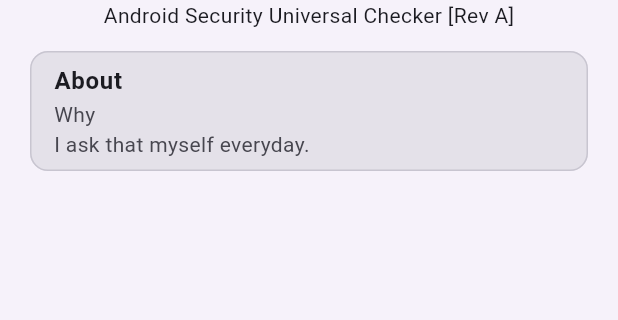
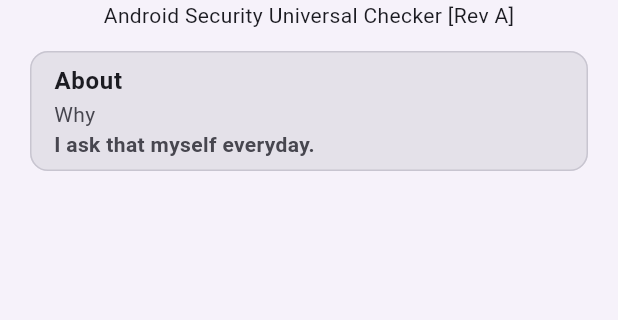
Before and after one commit to xjunko/misato, a Flutter app: the AboutRoute screen opened by its route, on a phone screen of 412 x 824 dp, the part 60-380 px from its top. Run offline on Flutter 3.47's test engine with Material 3 defaults, Android fonts, the phone set to English and light mode, and no system bars; our stand-ins replace device_info_plus, package_info_plus; missing offline and left inert: installed_apps.

```diff
--- a/src/lib/pages/about.dart
+++ b/src/lib/pages/about.dart
@@ -40,7 +40,8 @@ class _AboutRouteState extends State<AboutRoute> {
                               "Why",
                               style: TextStyle(fontSize: 14),
                             ),
-                            Text("I ask that myself everyday."),
+                            Text("I ask that myself everyday.",
+                                style: TextStyle(fontWeight: FontWeight.bold)),
                           ],
                         ),
                       )
```
